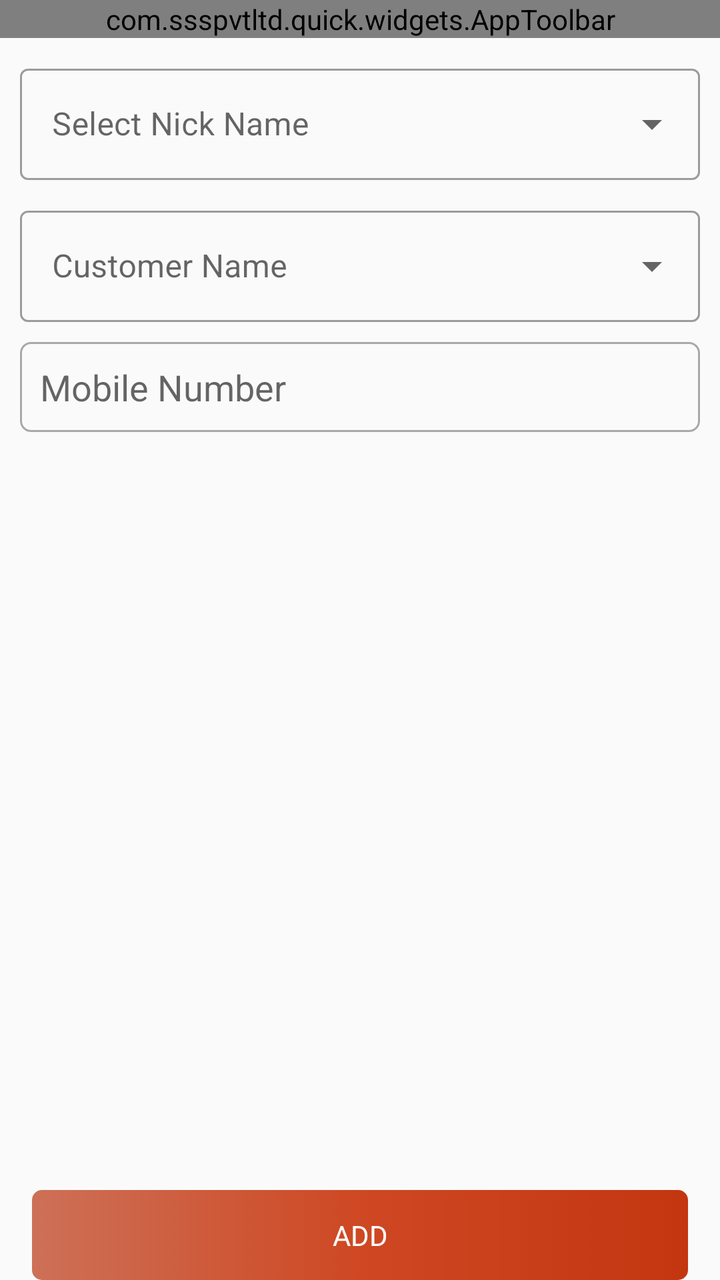
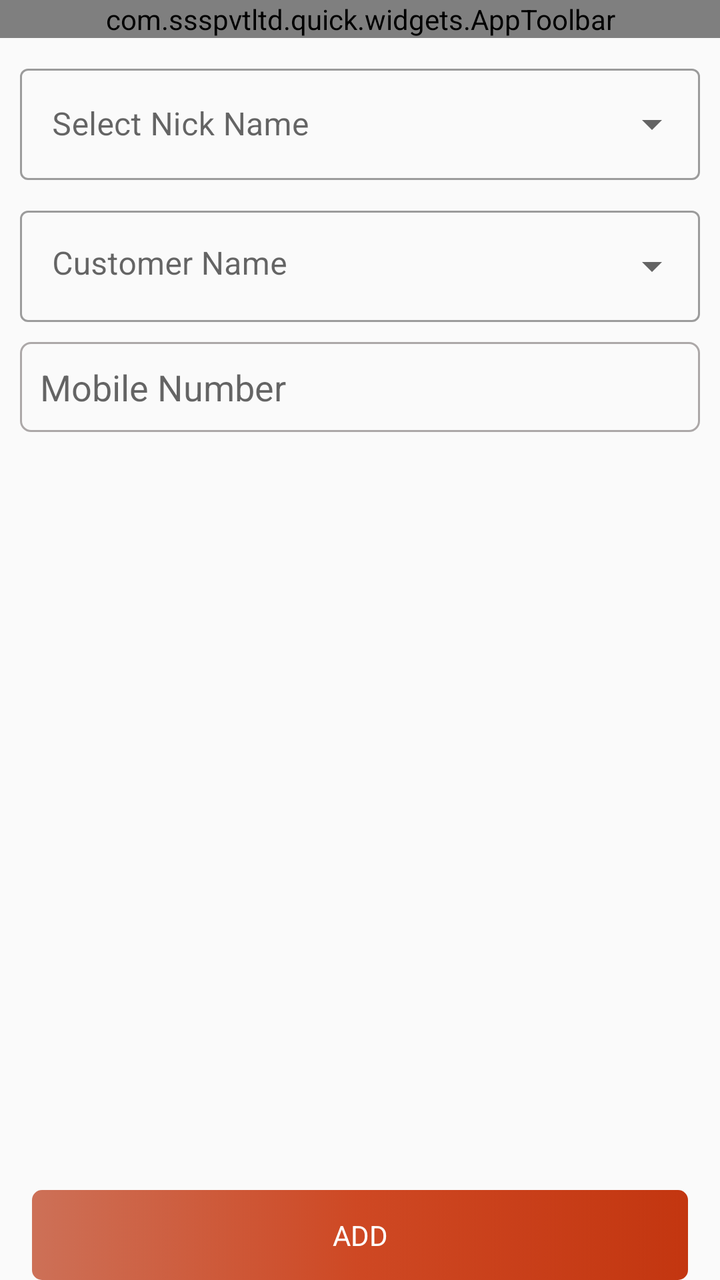

The first picture is an Android layout as it rendered before a commit; the second is the same layout after the commit. The layout source and the unified diff follow.
<!-- AndroidManifest.xml: application theme Theme.SSSQUICK -->
<!-- res/layout/fragment_customer_details.xml -->
<?xml version="1.0" encoding="utf-8"?>
<androidx.constraintlayout.widget.ConstraintLayout
    xmlns:android="http://schemas.android.com/apk/res/android"
    xmlns:app="http://schemas.android.com/apk/res-auto"
    xmlns:tools="http://schemas.android.com/tools"
    android:layout_width="match_parent"
    android:layout_height="match_parent">

    <com.ssspvtltd.quick.widgets.AppToolbar
        android:id="@+id/toolbar"
        android:layout_width="match_parent"
        android:layout_height="wrap_content"
        app:isCartVisible="false"
        app:isLocationVisible="false"
        app:layout_constraintTop_toTopOf="parent"
        app:navigationType="back"
        app:titleType="title" />

    

    <com.google.android.material.textfield.TextInputLayout
        android:id="@+id/layoutNickName"
        android:layout_width="0dp"
        android:layout_height="wrap_content"
        android:layout_margin="10dp"
        style="@style/Widget.MaterialComponents.TextInputLayout.OutlinedBox.ExposedDropdownMenu"
        app:layout_constraintTop_toBottomOf="@id/toolbar"
        app:layout_constraintStart_toStartOf="parent"
        app:layout_constraintEnd_toEndOf="parent">

        <AutoCompleteTextView
            android:id="@+id/dropNickName"
            android:layout_width="match_parent"
            android:layout_height="match_parent"
            android:hint="Select Nick Name"/>

    </com.google.android.material.textfield.TextInputLayout>


    

    <com.google.android.material.textfield.TextInputLayout
        android:id="@+id/layouCustomer"
        android:layout_width="0dp"
        android:layout_height="wrap_content"
        android:layout_margin="10dp"
        style="@style/Widget.MaterialComponents.TextInputLayout.OutlinedBox.ExposedDropdownMenu"
        app:layout_constraintTop_toBottomOf="@id/layoutNickName"
        app:layout_constraintStart_toStartOf="parent"
        app:layout_constraintEnd_toEndOf="parent">

        <AutoCompleteTextView
            android:id="@+id/dropCity"
            android:layout_width="match_parent"
            android:layout_height="match_parent"
            android:hint="Customer Name"/>

    </com.google.android.material.textfield.TextInputLayout>

    <EditText
        android:id="@+id/etMobileNumber"
        android:layout_width="0dp"
        android:layout_height="45dp"
        android:hint="Mobile Number"
        android:layout_marginEnd="10dp"
        android:background="@drawable/edit_bg"
        android:layout_marginStart="10dp"
        android:padding="10dp"
        android:layout_marginTop="10dp"
        app:layout_constraintTop_toBottomOf="@id/layouCustomer"
        app:layout_constraintStart_toStartOf="parent"
        app:layout_constraintEnd_toEndOf="parent"/>

    <androidx.recyclerview.widget.RecyclerView
        android:id="@+id/recyclerView"
        android:layout_width="0dp"
        android:layout_margin="10dp"
        android:layout_height="0dp"
        app:layout_constraintTop_toBottomOf="@id/etMobileNumber"
        app:layout_constraintBottom_toBottomOf="parent"
        app:layout_constraintStart_toStartOf="parent"
        app:layout_constraintEnd_toEndOf="parent"/>

    <androidx.appcompat.widget.AppCompatTextView
        android:id="@+id/tvAdd"
        android:layout_width="match_parent"
        android:layout_height="45dp"
        android:layout_centerInParent="true"
        android:layout_marginHorizontal="16dp"
        android:layout_marginTop="20dp"
        android:background="@drawable/bg_btn_effect_red"
        android:gravity="center"
        android:text="Add"
        android:textAllCaps="true"
        android:textColor="@color/white"
        app:layout_constraintBottom_toBottomOf="parent"
        app:layout_constraintEnd_toEndOf="parent"
        app:layout_constraintStart_toStartOf="parent"
        app:layout_goneMarginTop="20dp" />

</androidx.constraintlayout.widget.ConstraintLayout>
<!-- resources referenced by this layout -->
<resources>
  <color name="white">#FFFFFFFF</color>
  <!-- drawable bg_btn_effect_red (drawable) -->
  <selector xmlns:android="http://schemas.android.com/apk/res/android">
      <item android:state_focused="true" android:state_pressed="false" android:drawable="@drawable/bg_gradient_red" />
      <item android:state_focused="true" android:state_pressed="true" android:drawable="@drawable/bg_gradient_red" />
      <item android:state_focused="false" android:state_pressed="true" android:drawable="@drawable/bg_green" />
      <item android:drawable="@drawable/bg_gradient_red" />
  </selector>
  <!-- drawable edit_bg (drawable) -->
  <?xml version="1.0" encoding="utf-8"?>
  <shape xmlns:android="http://schemas.android.com/apk/res/android"
      android:shape="rectangle">
  
        <corners android:radius="5dp" />
  
        <stroke
            android:width="1dp"
            android:color="@color/gray" />
  
  </shape>
  <style name="Theme.SSSQUICK" parent="Base.Theme.SSSQUICK" />
  <!-- drawable bg_gradient_red (drawable) -->
  <?xml version="1.0" encoding="UTF-8"?>
  <shape xmlns:android="http://schemas.android.com/apk/res/android"
      android:shape="rectangle">
  
      <gradient
          android:angle="360"
          android:centerColor="#F8CD431D"
          android:endColor="#C33610"
          android:startColor="#C3BF4625"
          android:type="linear" />
  
      <corners android:radius="5dp" />
  
  </shape>
  <!-- drawable bg_green (drawable) -->
  <?xml version="1.0" encoding="UTF-8"?>
  <shape xmlns:android="http://schemas.android.com/apk/res/android" android:shape="rectangle" >
  
      <gradient
          android:angle="360"
          android:endColor="@color/green_light"
          android:centerColor="@color/green_light"
          android:startColor="@color/green_light"
          android:type="linear" />
  
      <corners
          android:radius="5dp"/>
  
  </shape>
  <color name="gray">#ACA8A8</color>
  <style name="Base.Theme.SSSQUICK" parent="Theme.MaterialComponents.Light.NoActionBar.Bridge">
          
          <item name="colorPrimary">@color/deep_orange_300</item>
          <item name="colorPrimaryDark">@color/deep_orange_800</item>
          <item name="colorSecondary">@color/white</item>
      </style>
  <color name="green_light">#B53B863E</color>
  <color name="deep_orange_300">#FF725E</color>
  <color name="deep_orange_800">#BF4625</color>
</resources>

<!-- the commit's change to res/layout/fragment_customer_details.xml (unified diff, before → after) -->
@@ -32,7 +32,54 @@
             android:id="@+id/dropNickName"
             android:layout_width="match_parent"
             android:layout_height="match_parent"
+            android:maxLines="1"
+            android:ellipsize="end"
+            android:scrollHorizontally="true"
             android:hint="Select Nick Name"/>
+
+    </com.google.android.material.textfield.TextInputLayout>
+    <com.google.android.material.textfield.TextInputLayout
+        android:id="@+id/layoutNickNameByCustomerId"
+        android:layout_width="0dp"
+        android:visibility="invisible"
+        android:layout_height="wrap_content"
+        android:layout_margin="10dp"
+        style="@style/Widget.MaterialComponents.TextInputLayout.OutlinedBox.ExposedDropdownMenu"
+        app:layout_constraintTop_toBottomOf="@id/toolbar"
+        app:layout_constraintStart_toStartOf="parent"
+        app:layout_constraintEnd_toEndOf="parent">
+
+        <AutoCompleteTextView
+            android:id="@+id/dropNickNameByCustomerId"
+            android:layout_width="match_parent"
+            android:layout_height="match_parent"
+            android:maxLines="1"
+            android:ellipsize="end"
+            android:scrollHorizontally="true"
+            android:hint="Select Nick Name"/>
+
+    </com.google.android.material.textfield.TextInputLayout>
+
+
+    <com.google.android.material.textfield.TextInputLayout
+        android:id="@+id/layouCustomerBYNickNameId"
+        android:layout_width="0dp"
+        android:layout_height="wrap_content"
+        android:layout_margin="10dp"
+        android:visibility="gone"
+        style="@style/Widget.MaterialComponents.TextInputLayout.OutlinedBox.ExposedDropdownMenu"
+        app:layout_constraintTop_toBottomOf="@id/layoutNickName"
+        app:layout_constraintStart_toStartOf="parent"
+        app:layout_constraintEnd_toEndOf="parent">
+
+        <AutoCompleteTextView
+            android:id="@+id/dropCutomerByNickNameId"
+            android:layout_width="match_parent"
+            android:layout_height="match_parent"
+            android:maxLines="1"
+            android:ellipsize="end"
+            android:scrollHorizontally="true"
+            android:hint="Customer Name"/>
 
     </com.google.android.material.textfield.TextInputLayout>
 
@@ -52,7 +99,11 @@
         <AutoCompleteTextView
             android:id="@+id/dropCity"
             android:layout_width="match_parent"
-            android:layout_height="match_parent"
+            android:maxLines="1"
+            android:ellipsize="end"
+            android:scrollHorizontally="true"
+            android:gravity="start"
+            android:layout_height="wrap_content"
             android:hint="Customer Name"/>
 
     </com.google.android.material.textfield.TextInputLayout>
@@ -64,6 +115,8 @@
         android:hint="Mobile Number"
         android:layout_marginEnd="10dp"
         android:background="@drawable/edit_bg"
+        android:inputType="number"
+        android:maxLength="10"
         android:layout_marginStart="10dp"
         android:padding="10dp"
         android:layout_marginTop="10dp"
@@ -77,7 +130,7 @@
         android:layout_margin="10dp"
         android:layout_height="0dp"
         app:layout_constraintTop_toBottomOf="@id/etMobileNumber"
-        app:layout_constraintBottom_toBottomOf="parent"
+        app:layout_constraintBottom_toTopOf="@+id/tvAdd"
         app:layout_constraintStart_toStartOf="parent"
         app:layout_constraintEnd_toEndOf="parent"/>
 
